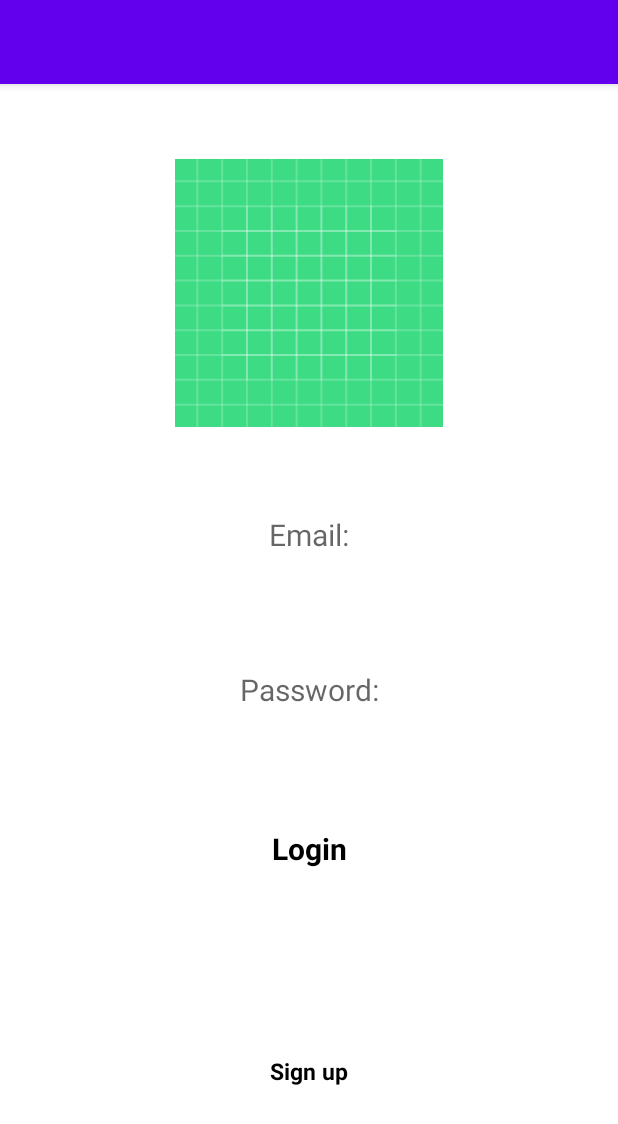
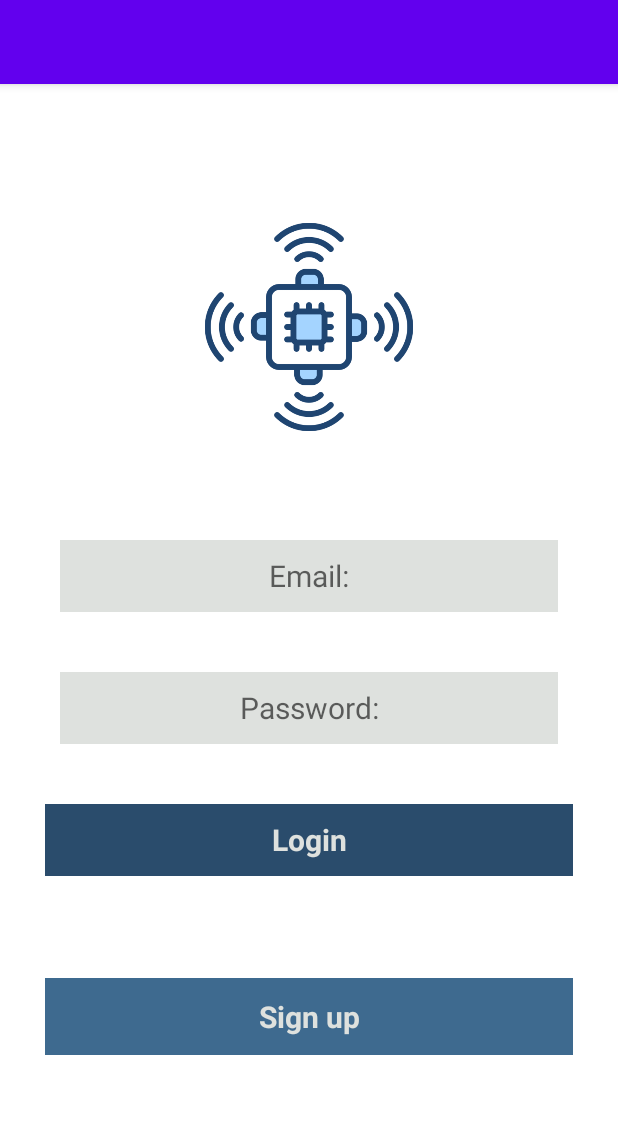
Before and after one commit to PaolaVillalobos/AndroidFinalProject, an Android app: the screen it shows after launch (LoginActivity), on a phone screen of 412 x 824 dp. Shown: the top 1124 px of the screen. Run offline under Robolectric (Android 15) with nearby library versions, the light colour scheme and no system bars; our stand-ins replace Firebase (no records; nobody signed in at launch, a user with empty details on screens opened directly).

Commit message:
Login layout updated

```diff
--- a/app/src/main/res/layout/login_layout.xml
+++ b/app/src/main/res/layout/login_layout.xml
@@ -9,9 +9,9 @@
         android:id="@+id/ivLogo"
         android:layout_width="match_parent"
         android:layout_height="0dp"
+        android:layout_marginTop="90dp"
         android:layout_weight="300"
-        android:src="@drawable/ic_launcher_background"
-        android:layout_marginTop="50dp">
+        android:src="@drawable/ic_sensor">
 
     </ImageView>
 
@@ -19,67 +19,67 @@
         android:id="@+id/etEmail"
         android:layout_width="match_parent"
         android:layout_height="0dp"
-        android:layout_marginHorizontal="20dp"
-        android:layout_marginTop="30dp"
-        android:layout_weight="140"
-        android:background="@color/white"
+        android:layout_marginHorizontal="40dp"
+        android:layout_marginTop="70dp"
+        android:layout_weight="100"
         android:gravity="center"
         android:hint="Email:"
         android:inputType="text|textEmailAddress"
-        android:textSize="20dp" />
+        android:textSize="20dp"
+        android:background="@color/grey1"
+        />
 
     <EditText
         android:id="@+id/etPassword"
         android:layout_width="match_parent"
         android:layout_height="0dp"
+        android:layout_marginHorizontal="40dp"
+        android:layout_marginTop="40dp"
+        android:layout_weight="100"
+        android:background="@color/grey1"
+        android:gravity="center"
         android:hint="Password:"
         android:inputType="textPassword"
-        android:layout_weight="140"
-        android:background="@color/white"
-        android:textSize="20dp"
-        android:gravity="center"
-        android:layout_marginHorizontal="20dp"
-        android:layout_marginTop="20dp"
-        />
+        android:textSize="20dp" />
 
     <TextView
         android:id="@+id/tvLogin"
         android:layout_width="match_parent"
         android:layout_height="0dp"
-        android:layout_weight="150"
+        android:layout_marginHorizontal="30dp"
+        android:layout_marginTop="40dp"
+        android:layout_weight="100"
+        android:background="@color/blue6"
         android:gravity="center"
         android:text="Login"
-        android:layout_marginHorizontal="20dp"
-        android:layout_marginTop="20dp"
-        android:background="@color/white"
-        android:textColor="@color/black"
+        android:textColor="@color/grey1"
         android:textSize="20dp"
-        android:textStyle="bold">
-    </TextView>
+        android:textStyle="bold" />
 
     <TextView
         android:id="@+id/tvFeedback"
         android:layout_width="match_parent"
         android:layout_height="0dp"
+        android:layout_marginTop="10dp"
         android:layout_weight="100"
+        android:gravity="center"
         android:textColor="@color/black"
-        android:gravity="center"
-        android:textSize="20dp"
-        android:textStyle="bold"
-        android:layout_marginTop="10dp"
-        />
+        android:textSize="30dp"
+        android:textStyle="bold" />
 
     <TextView
         android:id="@+id/tvSignup"
         android:layout_width="match_parent"
         android:layout_height="wrap_content"
-        android:layout_marginHorizontal="20dp"
-        android:layout_marginTop="20dp"
-        android:layout_weight="10"
+        android:layout_marginHorizontal="30dp"
+        android:layout_marginTop="10dp"
+        android:layout_weight="50"
         android:gravity="center"
         android:text="Sign up"
-        android:textColor="@color/black"
-        android:textSize="15dp"
-        android:textStyle="bold" />
+        android:textColor="@color/grey1"
+        android:textSize="20dp"
+        android:textStyle="bold"
+        android:background="@color/blue4"
+        />
 
 </LinearLayout>
--- a/app/src/main/res/values/colors.xml
+++ b/app/src/main/res/values/colors.xml
@@ -7,4 +7,15 @@
     <color name="teal_700">#FF018786</color>
     <color name="black">#FF000000</color>
     <color name="white">#FFFFFFFF</color>
+    <color name="blue1">#CFE9E9</color>
+    <color name="blue2">#96AFBA</color>
+    <color name="blue3">#7B99A4</color>
+    <color name="blue4">#3E6A8F</color>
+    <color name="blue5">#426782</color>
+    <color name="blue6">#2A4C6C</color>
+
+    <color name="grey1">#DEE1DE</color>
+    <color name="grey2">#B6B9B6</color>
+
+
 </resources>
```
Also changed, not shown: app/src/main/res/drawable/ic_hello.png (added), app/src/main/res/drawable/ic_sensor.png (added).
